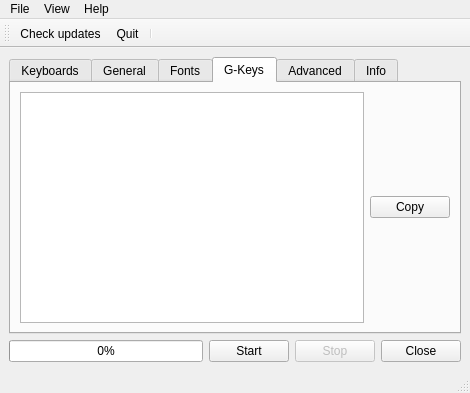
Above: dcspy/ui/qtdcs.ui from emcek/dcspy before the change. Below: the same form after it.
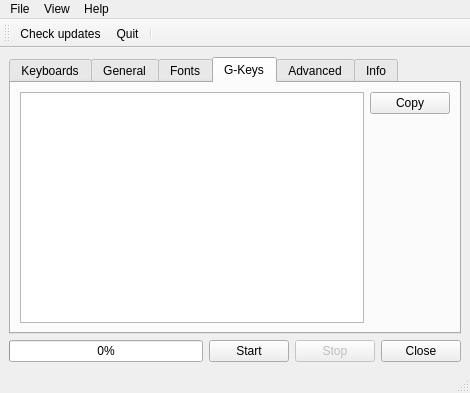
That is the form after the change. The open tabs and pages were chosen to show the change. Icons and pictures are not drawn.

```diff
--- a/dcspy/ui/qtdcs.ui
+++ b/dcspy/ui/qtdcs.ui
@@ -339,11 +339,28 @@
            <widget class="QTableWidget" name="tw_gkeys"/>
           </item>
           <item row="0" column="1">
+           <layout class="QVBoxLayout" name="verticalLayout_4">
+            <item>
            <widget class="QPushButton" name="pb_copy">
             <property name="text">
              <string>Copy</string>
             </property>
            </widget>
+            </item>
+            <item>
+             <spacer name="verticalSpacer_5">
+              <property name="orientation">
+               <enum>Qt::Vertical</enum>
+              </property>
+              <property name="sizeHint" stdset="0">
+               <size>
+                <width>20</width>
+                <height>40</height>
+               </size>
+              </property>
+             </spacer>
+            </item>
+           </layout>
           </item>
          </layout>
         </widget>
```
Lines whose indentation alone changed are shown as unchanged.
